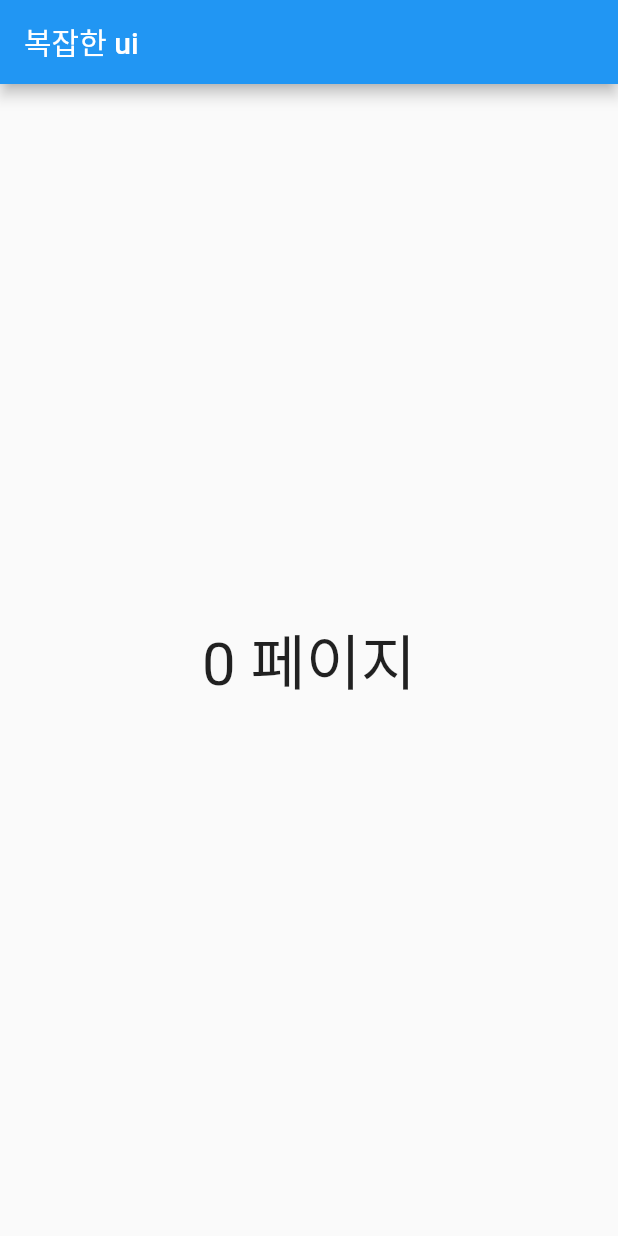
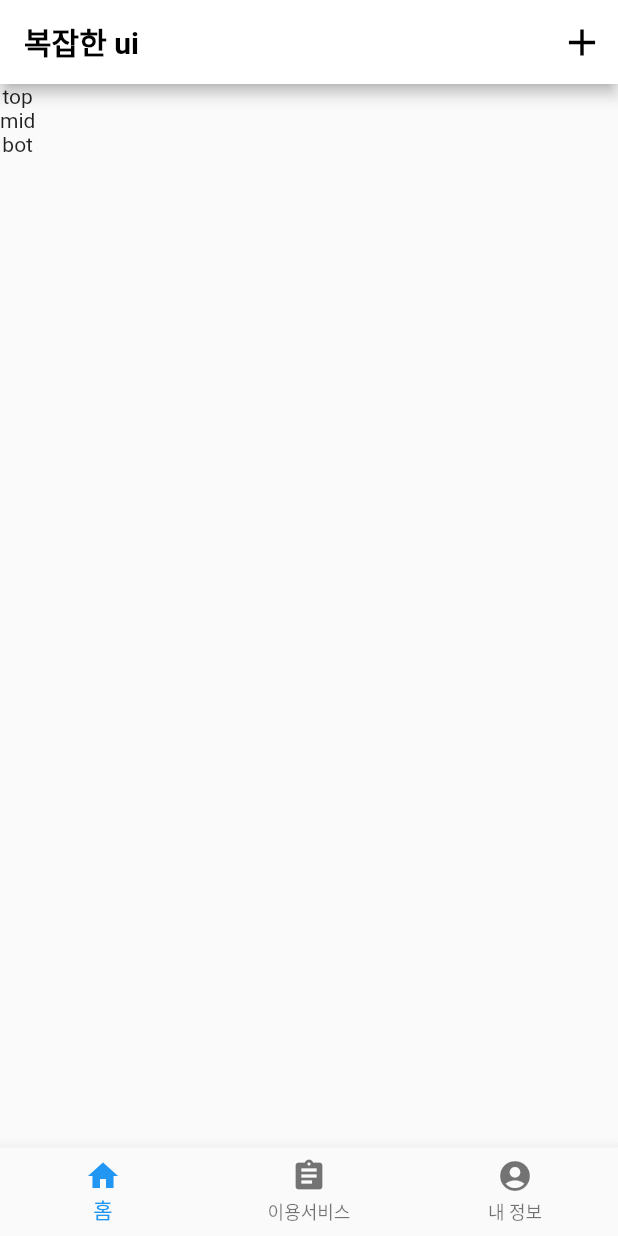
Before and after one commit to wogks/kakao_t_clone, a Flutter app: the screen it shows after launch, on a phone screen of 412 x 824 dp. Run offline on Flutter 3.47's test engine with Material 2 defaults, Android fonts, the light colour scheme and no system bars.

Commit message:
body build

```diff
--- a/lib/main.dart
+++ b/lib/main.dart
@@ -25,15 +25,78 @@
 
 class _MyHomePageState extends State<MyHomePage> {
   var _index = 0;
+  var _pages =[
+    Page1(),Page2(),Page3()
+  ];
   @override
   Widget build(BuildContext context) {
     return Scaffold(
       appBar: AppBar(
-        title: Text('복잡한 ui'),
+        actions: [IconButton(onPressed: (){}, icon: Icon(Icons.add),color: Colors.black,iconSize: 30,)],
+        title: Text('복잡한 ui',style: TextStyle(color: Colors.black,fontWeight: FontWeight.bold),),
+        backgroundColor: Colors.white,
       ),
-      body: Center(
-        child: Text('$_index 페이지', style: TextStyle(fontSize: 40),),
-      ),
+      body: _pages[_index],
+      bottomNavigationBar: BottomNavigationBar(
+        currentIndex: _index,
+        onTap: (index){
+          setState(() {
+            _index = index;
+          });
+        },
+        items: [
+          BottomNavigationBarItem(icon: Icon(Icons.home),label: '홈'),
+          BottomNavigationBarItem(icon: Icon(Icons.assignment),label: '이용서비스'),
+          BottomNavigationBarItem(icon: Icon(Icons.account_circle),label: '내 정보')
+        ]),
     );
   }
 }
+
+class Page1 extends StatelessWidget {
+  const Page1({Key? key}) : super(key: key);
+
+  @override
+  Widget build(BuildContext context) {
+    return Column(
+      children: [
+        _top(),
+        _mid(),
+        _bot()
+      ],
+    )
+    ;
+  }
+}
+
+Widget _top(){
+  return Text('top');
+}
+Widget _mid(){
+  return Text('mid');
+}
+Widget _bot(){
+  return Text('bot');
+}
+
+class Page2 extends StatelessWidget {
+  const Page2({Key? key}) : super(key: key);
+
+  @override
+  Widget build(BuildContext context) {
+    return Center(
+      child: Text('이용서비스'),
+    );
+  }
+}
+
+class Page3 extends StatelessWidget {
+  const Page3({Key? key}) : super(key: key);
+
+  @override
+  Widget build(BuildContext context) {
+    return Center(
+      child: Text('내 정보'),
+    );
+  }
+}
```
